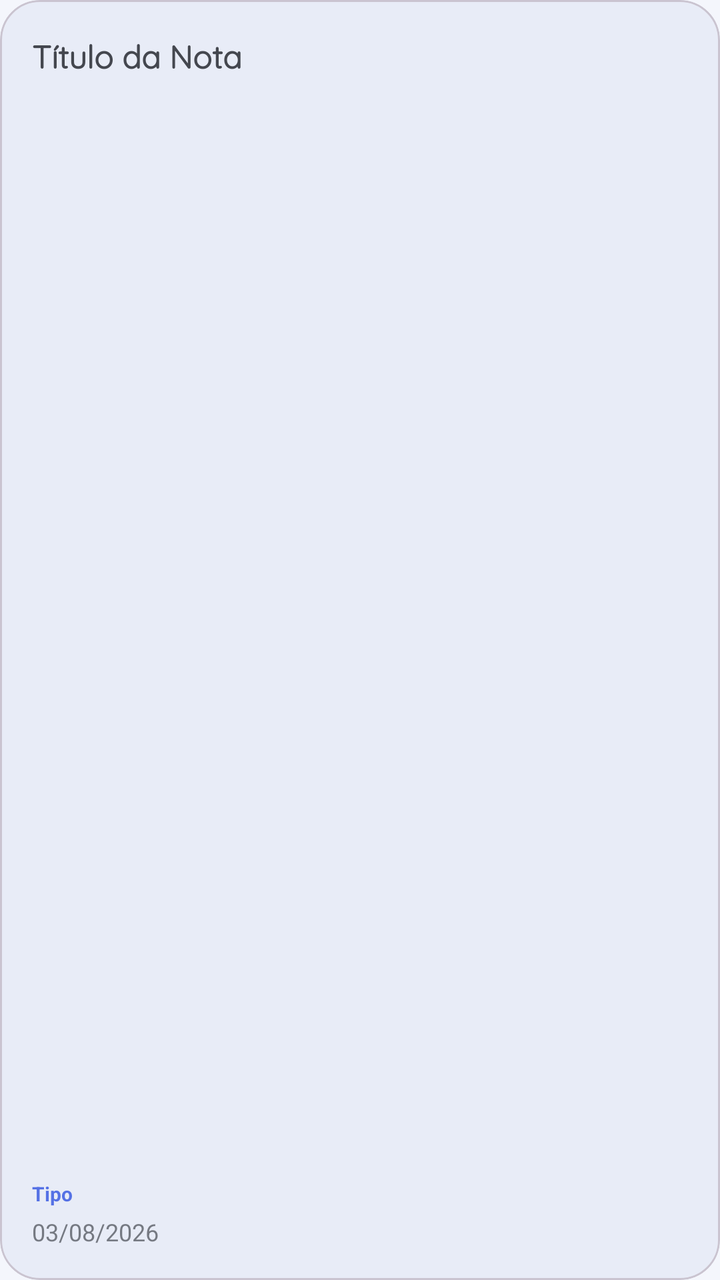
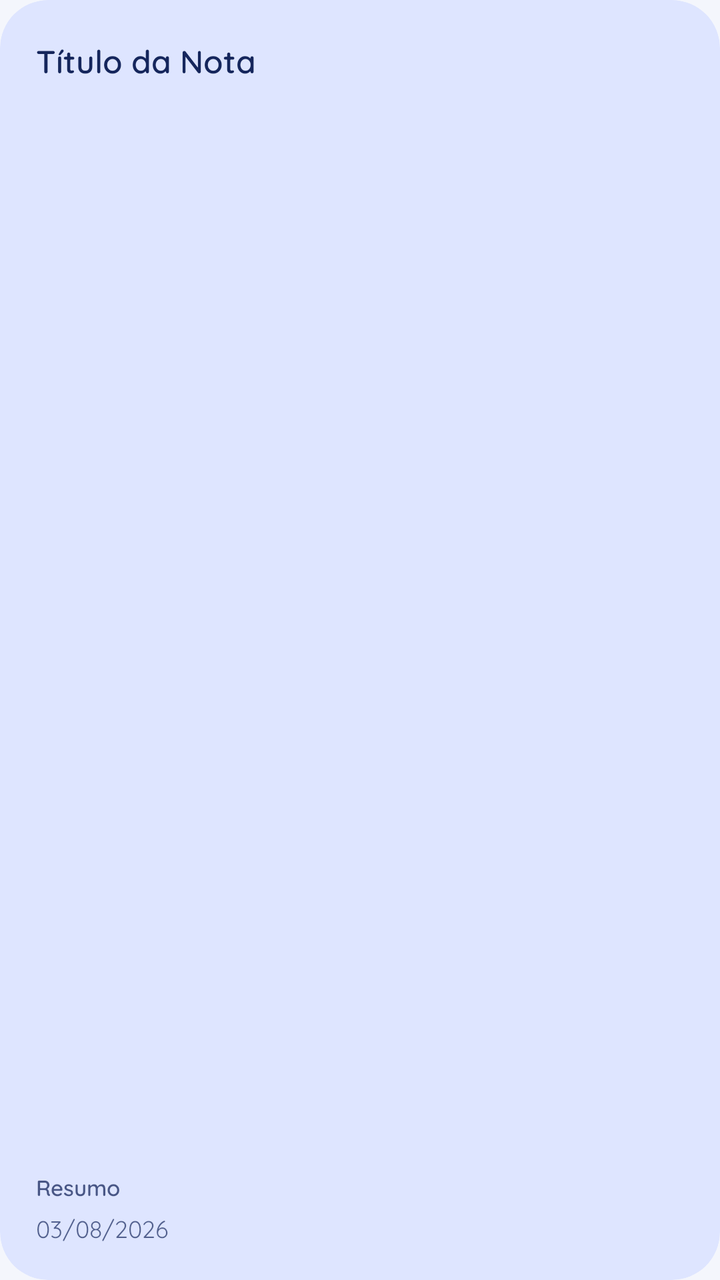

The first picture is an Android layout as it rendered before a commit; the second is the same layout after the commit. The layout source and the unified diff follow.
<!-- AndroidManifest.xml: application theme Theme.StudyFlow -->
<!-- res/layout/item_anotacao_home.xml -->
<?xml version="1.0" encoding="utf-8"?>
<com.google.android.material.card.MaterialCardView
    xmlns:android="http://schemas.android.com/apk/res/android"
    xmlns:app="http://schemas.android.com/apk/res-auto"
    android:layout_width="160dp"
    android:layout_height="160dp"
    android:layout_marginEnd="12dp"
    android:clickable="true"
    android:focusable="true"
    android:foreground="?attr/selectableItemBackground"
    app:cardCornerRadius="20dp"
    app:cardElevation="0dp"
    app:cardBackgroundColor="?attr/colorSurfaceVariant">

    <androidx.constraintlayout.widget.ConstraintLayout
        android:layout_width="match_parent"
        android:layout_height="match_parent"
        android:padding="16dp">

        
        <TextView
            android:id="@+id/text_anotacao_home_titulo"
            android:layout_width="0dp"
            android:layout_height="wrap_content"

            android:fontFamily="@font/quicksand_regular"
            android:text="Título da Nota"
            android:textColor="?attr/colorOnSurfaceVariant"
            android:textSize="16sp"
            android:textStyle="bold"
            android:ellipsize="end"
            android:maxLines="3"

            app:layout_constraintTop_toTopOf="parent"
            app:layout_constraintStart_toStartOf="parent"
            app:layout_constraintEnd_toEndOf="parent" />

        
        <TextView
            android:id="@+id/text_anotacao_home_tipo"
            android:layout_width="wrap_content"
            android:layout_height="wrap_content"
            android:text="Tipo"
            android:textSize="10sp"
            android:textStyle="bold"
            android:textColor="?attr/colorPrimary"
            android:alpha="0.8"
            app:layout_constraintBottom_toTopOf="@id/text_anotacao_home_data"
            app:layout_constraintStart_toStartOf="parent"
            android:layout_marginBottom="4dp"/>

        
        <TextView
            android:id="@+id/text_anotacao_home_data"
            android:layout_width="0dp"
            android:layout_height="wrap_content"
            android:text="03/08/2026"
            android:textColor="?attr/colorOnSurfaceVariant"
            android:textSize="12sp"
            android:alpha="0.7"
            app:layout_constraintBottom_toBottomOf="parent"
            app:layout_constraintStart_toStartOf="parent"
            app:layout_constraintEnd_toEndOf="parent" />

    </androidx.constraintlayout.widget.ConstraintLayout>

</com.google.android.material.card.MaterialCardView>
<!-- resources referenced by this layout -->
<resources>
  <style name="Theme.StudyFlow" parent="Base.Theme.StudyFlow" />
  <style name="Base.Theme.StudyFlow" parent="Theme.Material3.DayNight.NoActionBar">
          
          <item name="colorPrimary">@color/primary</item>
          <item name="colorOnPrimary">@color/onPrimary</item>
          <item name="colorPrimaryContainer">@color/primaryContainer</item>
          <item name="colorOnPrimaryContainer">@color/onPrimaryContainer</item>
  
          
          <item name="colorSecondary">@color/secondary</item>
          <item name="colorOnSecondary">@color/onSecondary</item>
          <item name="colorSecondaryContainer">@color/secondaryContainer</item>
          <item name="colorOnSecondaryContainer">@color/onSecondaryContainer</item>
  
          
          <item name="android:windowBackground">@color/background</item>
          <item name="colorSurface">@color/surface</item>
          <item name="colorOnSurface">@color/onSurface</item>
          <item name="colorSurfaceVariant">@color/surfaceVariant</item>
          <item name="colorOnSurfaceVariant">@color/onSurfaceVariant</item>
  
          
          <item name="android:statusBarColor">?attr/colorSurface</item>
          <item name="android:windowLightStatusBar">true</item>
      </style>
  <color name="primary">#2F52E0</color>
  <color name="onPrimary">#FFFFFF</color>
  <color name="primaryContainer">#DCE5FF</color>
  <color name="onPrimaryContainer">#102A73</color>
  <color name="secondary">#5468A9</color>
  <color name="onSecondary">#FFFFFF</color>
  <color name="secondaryContainer">#DEE5FF</color>
  <color name="onSecondaryContainer">#15265C</color>
  <color name="background">#F4F6FC</color>
  <color name="surface">#F4F6FC</color>
  <color name="onSurface">#1B1B1F</color>
  <color name="surfaceVariant">#E8ECF7</color>
  <color name="onSurfaceVariant">#44474F</color>
</resources>

<!-- the commit's change to res/layout/item_anotacao_home.xml (unified diff, before → after) -->
@@ -2,32 +2,38 @@
 <com.google.android.material.card.MaterialCardView
     xmlns:android="http://schemas.android.com/apk/res/android"
     xmlns:app="http://schemas.android.com/apk/res-auto"
+
     android:layout_width="160dp"
-    android:layout_height="160dp"
+    android:layout_height="145dp"
     android:layout_marginEnd="12dp"
+
     android:clickable="true"
     android:focusable="true"
     android:foreground="?attr/selectableItemBackground"
-    app:cardCornerRadius="20dp"
+
+    app:cardBackgroundColor="?attr/colorSecondaryContainer"
+    app:cardCornerRadius="24dp"
     app:cardElevation="0dp"
-    app:cardBackgroundColor="?attr/colorSurfaceVariant">
+    app:strokeWidth="0dp">
 
     <androidx.constraintlayout.widget.ConstraintLayout
         android:layout_width="match_parent"
         android:layout_height="match_parent"
-        android:padding="16dp">
+        android:padding="18dp">
 
         
         <TextView
             android:id="@+id/text_anotacao_home_titulo"
+
             android:layout_width="0dp"
             android:layout_height="wrap_content"
 
-            android:fontFamily="@font/quicksand_regular"
+            android:fontFamily="@font/quicksand_semi_bold"
+
             android:text="Título da Nota"
-            android:textColor="?attr/colorOnSurfaceVariant"
+            android:textColor="?attr/colorOnSecondaryContainer"
             android:textSize="16sp"
-            android:textStyle="bold"
+
             android:ellipsize="end"
             android:maxLines="3"
 
@@ -35,32 +41,43 @@
             app:layout_constraintStart_toStartOf="parent"
             app:layout_constraintEnd_toEndOf="parent" />
 
+
         
         <TextView
             android:id="@+id/text_anotacao_home_tipo"
+
             android:layout_width="wrap_content"
             android:layout_height="wrap_content"
-            android:text="Tipo"
-            android:textSize="10sp"
-            android:textStyle="bold"
-            android:textColor="?attr/colorPrimary"
-            android:alpha="0.8"
-            app:layout_constraintBottom_toTopOf="@id/text_anotacao_home_data"
+
+            android:fontFamily="@font/quicksand_semi_bold"
+
+            android:text="Resumo"
+            android:textColor="?attr/colorOnSecondaryContainer"
+            android:textSize="11sp"
+            android:alpha="0.75"
+
+            android:layout_marginBottom="4dp"
+
             app:layout_constraintStart_toStartOf="parent"
-            android:layout_marginBottom="4dp"/>
+            app:layout_constraintBottom_toTopOf="@id/text_anotacao_home_data" />
+
 
         
         <TextView
             android:id="@+id/text_anotacao_home_data"
-            android:layout_width="0dp"
+
+            android:layout_width="wrap_content"
             android:layout_height="wrap_content"
+
+            android:fontFamily="@font/quicksand_regular"
+
             android:text="03/08/2026"
-            android:textColor="?attr/colorOnSurfaceVariant"
+            android:textColor="?attr/colorOnSecondaryContainer"
             android:textSize="12sp"
             android:alpha="0.7"
-            app:layout_constraintBottom_toBottomOf="parent"
+
             app:layout_constraintStart_toStartOf="parent"
-            app:layout_constraintEnd_toEndOf="parent" />
+            app:layout_constraintBottom_toBottomOf="parent" />
 
     </androidx.constraintlayout.widget.ConstraintLayout>
 
